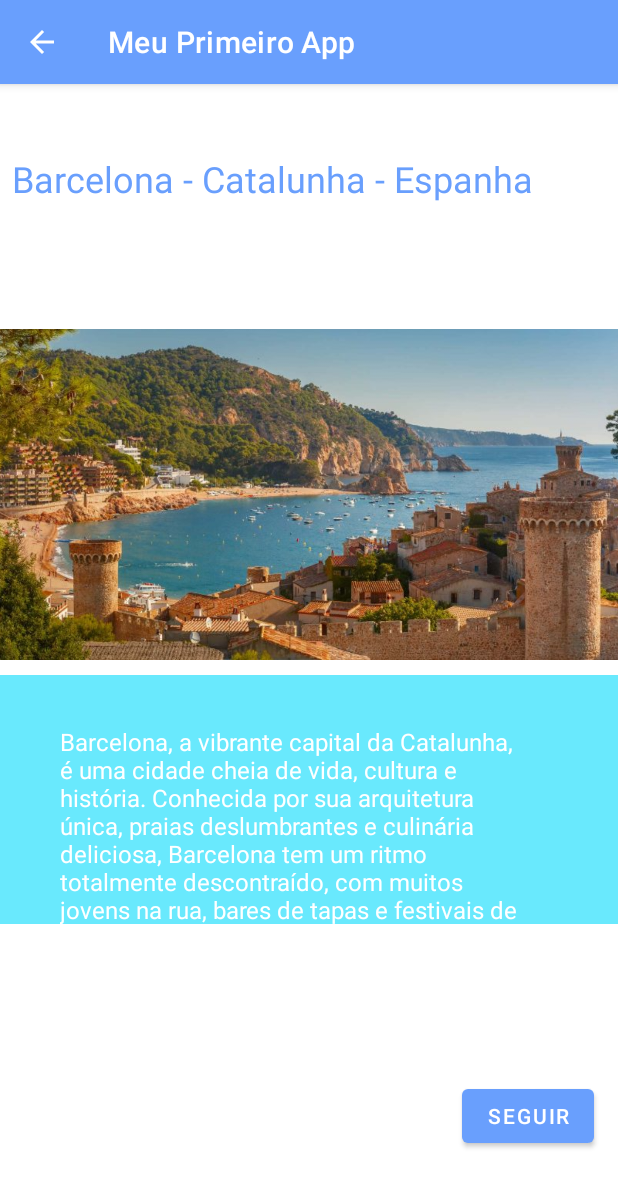
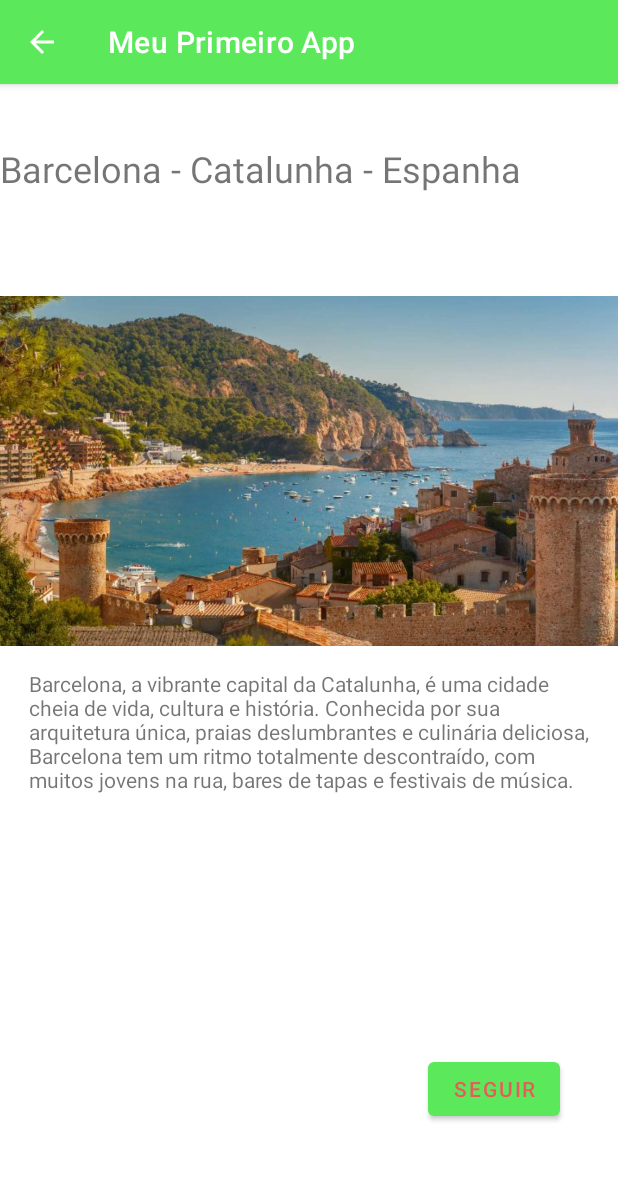
Before and after one commit to YasminTXJ/Tela1PDM, an Android app: the Tela3Activity screen opened directly, with no data from a screen before it, on a phone screen of 412 x 824 dp. Shown: the top 1187 px of the screen. Run offline under Robolectric (Android 15) with nearby library versions, the phone set to English and light mode, and no system bars; Roboto replaces fonts that are not available here.

Commit message:
temas funcionando

```diff
--- a/app/src/main/AndroidManifest.xml
+++ b/app/src/main/AndroidManifest.xml
@@ -8,13 +8,13 @@
         android:label="@string/app_name"
         android:roundIcon="@mipmap/ic_launcher_round"
         android:supportsRtl="true"
-        android:theme="@style/Theme.MeuPrimeiroApp">
+        android:theme="@style/ThemeTri.MeuPrimeiroApp">
         <activity android:name=".BemVindoActivity" android:parentActivityName=".MainActivity">
 
         </activity>
-        <activity android:name=".Tela3" android:parentActivityName=".BemVindoActivity">
+        <activity android:name=".Tela3Activity" android:parentActivityName=".BemVindoActivity">
         </activity>
-        <activity android:name=".Tela4Activity" android:parentActivityName=".Tela3">
+        <activity android:name=".Tela4Activity" android:parentActivityName=".Tela3Activity">
         </activity>
         <activity
             android:name=".MainActivity"
--- a/app/src/main/java/com/example/meuprimeiroapp/BemVindoActivity.kt
+++ b/app/src/main/java/com/example/meuprimeiroapp/BemVindoActivity.kt
@@ -17,13 +17,13 @@ class BemVindoActivity : AppCompatActivity(){
         //Args
         val args = intent.extras
         val nome = args?.getString("nome")
-        //textView.text = "$nome, seja bem vindo a tela 2."
+
         actionBar?.setDisplayHomeAsUpEnabled(true)
 //passagem para a proxima tela
         val btT3= findViewById<Button>(R.id.buttonCont)
         btT3.setOnClickListener {
 
-            val intent = Intent(context, Tela3::class.java)
+            val intent = Intent(context, Tela3Activity::class.java)
             val params = Bundle()
             params.putString("nome", "Alexandre")
             intent.putExtras(params)
--- a/app/src/main/java/com/example/meuprimeiroapp/Tela3.kt
+++ b/app/src/main/java/com/example/meuprimeiroapp/Tela3Activity.kt
@@ -5,10 +5,9 @@ import android.content.Intent
 import android.os.Bundle
 import android.view.MenuItem
 import android.widget.Button
-import android.widget.TextView
 import androidx.appcompat.app.AppCompatActivity
 
-class Tela3 : AppCompatActivity() {
+class Tela3Activity : AppCompatActivity() {
     private val context: Context get() = this
     override fun onCreate(savedInstanceState: Bundle?) {
         super.onCreate(savedInstanceState)
--- a/app/src/main/res/layout/activity_tela3.xml
+++ b/app/src/main/res/layout/activity_tela3.xml
@@ -4,18 +4,15 @@
     xmlns:app="http://schemas.android.com/apk/res-auto"
     android:layout_width="match_parent"
     android:layout_height="match_parent"
-    tools:context=".Tela3">
+    tools:context=".Tela3Activity">
 
     <TextView
         android:id="@+id/textoTela3"
         android:layout_width="387dp"
         android:layout_height="56dp"
-        android:layout_marginStart="8dp"
-        android:layout_marginTop="8dp"
-        android:layout_marginEnd="8dp"
-        android:layout_marginBottom="8dp"
+
         android:text="@string/tbarcelona"
-        android:textColor="@color/cor1"
+
         android:textSize="24sp"
         app:layout_constraintBottom_toBottomOf="parent"
         app:layout_constraintEnd_toEndOf="parent"
@@ -24,23 +21,11 @@
         app:layout_constraintTop_toTopOf="parent"
         app:layout_constraintVertical_bias="0.056" />
 
-    <Button
-        android:id="@+id/buttonCont"
-        android:layout_width="wrap_content"
-        android:layout_height="wrap_content"
-        android:text="@string/butaot2"
-        android:textColor="@color/design_default_color_background"
-        app:layout_constraintBottom_toBottomOf="parent"
-        app:layout_constraintEnd_toEndOf="parent"
-        app:layout_constraintHorizontal_bias="0.95"
-        app:layout_constraintStart_toStartOf="parent"
-        app:layout_constraintTop_toTopOf="parent"
-        app:layout_constraintVertical_bias="0.922" />
 
     <ImageView
         android:id="@+id/imageView3"
-        android:layout_width="422dp"
-        android:layout_height="327dp"
+        android:layout_width="445dp"
+        android:layout_height="264dp"
         app:layout_constraintBottom_toBottomOf="parent"
         app:layout_constraintEnd_toEndOf="parent"
         app:layout_constraintHorizontal_bias="0.545"
@@ -51,21 +36,28 @@
 
     <TextView
         android:id="@+id/textView3"
-        android:layout_width="418dp"
-        android:layout_height="166dp"
-        android:background="@color/cor3"
-        android:paddingLeft="60px"
-        android:paddingTop="50px"
-        android:paddingRight="100px"
+        android:layout_width="376dp"
+        android:layout_height="145dp"
         android:text="@string/detbarcelona"
-        android:textColor="@color/design_default_color_background"
-        android:textSize="16sp"
         app:layout_constraintBottom_toBottomOf="parent"
         app:layout_constraintEnd_toEndOf="parent"
-        app:layout_constraintHorizontal_bias="0.142"
+        app:layout_constraintHorizontal_bias="0.542"
         app:layout_constraintStart_toStartOf="parent"
-        app:layout_constraintTop_toTopOf="parent"
-        app:layout_constraintVertical_bias="0.654"
-        tools:text="@string/detbarcelona" />
+        app:layout_constraintTop_toBottomOf="@+id/imageView3"
+        app:layout_constraintVertical_bias="0.0" />
+
+    <Button
+        android:id="@+id/buttonCont"
+        android:layout_width="wrap_content"
+        android:layout_height="wrap_content"
+        android:layout_marginTop="40dp"
+        android:text="@string/butaot2"
+        app:layout_constraintBottom_toBottomOf="parent"
+        app:layout_constraintEnd_toEndOf="parent"
+        app:layout_constraintHorizontal_bias="0.88"
+        app:layout_constraintStart_toStartOf="parent"
+        app:layout_constraintTop_toBottomOf="@+id/textView3"
+        app:layout_constraintVertical_bias="0.487" />
+
 
 </androidx.constraintlayout.widget.ConstraintLayout>
--- a/app/src/main/res/values/colors.xml
+++ b/app/src/main/res/values/colors.xml
@@ -1,7 +1,31 @@
 <?xml version="1.0" encoding="utf-8"?>
 <resources>
-    <color name="cor3">#69E9FD</color>
+    <!-- ANALOGA -->
+
+    <color name="cor4">#69E9FD</color>
     <color name="cor2">#69fdc7</color>
     <color name="cor1">#699ffd</color>
+    <color name="cor3">#ffffff</color>
+
+<!-- MONOCROMATICO verde-->
+
+    <color name="corm3">#9FFF75</color>
+    <color name="corm2">#626B5E</color>
+    <color name="corm1">#354131</color>
+
+
+    <!-- QUADRATICA verde-->
+
+    <color name="corq3">#D881EB</color>
+    <color name="corq2">#D4EDB2</color>
+    <color name="corq1">#EBC39D</color>
+    <color name="corq4">#938496</color>
+
+
+    <!-- TRIADICA -->
+
+    <color name ="cort3">#e95b5b</color>
+    <color name="cort2">#e9e95b</color>
+    <color name="cort1">#5be95b</color>
 
 </resources>
--- a/app/src/main/res/values/themes.xml
+++ b/app/src/main/res/values/themes.xml
@@ -1,16 +1,78 @@
 <resources xmlns:tools="http://schemas.android.com/tools">
     <!-- Base application theme. -->
+
     <style name="Theme.MeuPrimeiroApp" parent="Theme.MaterialComponents.DayNight.DarkActionBar">
         <!-- Primary brand color. -->
         <item name="colorPrimary">@color/cor1</item>
-        <item name="colorPrimaryVariant">@color/cor2</item>//
-        <item name="colorOnPrimary">@color/cor3</item>//
+        <item name="colorPrimaryVariant">@color/cor2</item>
+         <item name="colorOnPrimary">@color/cor4</item>-->
         <!-- Secondary brand color. -->
         <item name="colorSecondary">@color/cor2</item>
-        <!-- <item name="colorSecondaryVariant">@color/rosa</item>-->
-         <item name="colorOnSecondary">@color/cor3</item>
-      <!-- Status bar color. -->
+        <!--<item name="colorSecondaryVariant">@color/teal_200</item>-->
+        <item name="colorOnSecondary">@color/cor3</item>
+        <!-- Status bar color. -->
         <item name="android:statusBarColor" tools:targetApi="l">?attr/colorPrimaryVariant</item>
         <!-- Customize your theme here. -->
     </style>
+    <style name="ThemeMono.MeuPrimeiroApp" parent="Theme.MaterialComponents.DayNight.DarkActionBar">
+        <!-- Primary brand color. -->
+        <item name="colorPrimary">@color/corm1</item>
+        <item name="colorPrimaryVariant">@color/corm2</item>
+        <item name="colorOnPrimary">@color/corm3</item>-->
+        <!-- Secondary brand color. -->
+        <item name="colorSecondary">@color/corm1</item>
+        <!--<item name="colorSecondaryVariant">@color/teal_200</item>-->
+        <item name="colorOnSecondary">@color/corm3</item>
+        <!-- Status bar color. -->
+        <item name="android:statusBarColor" tools:targetApi="l">@color/corm1</item>
+        <!-- Customize your theme here. -->
+    </style>
+    <style name="ThemeQuad.MeuPrimeiroApp" parent="Theme.MaterialComponents.DayNight.DarkActionBar">
+        <!-- Primary brand color. -->
+        <item name="colorPrimary">@color/corq1</item>
+        <item name="colorPrimaryVariant">@color/corq2</item>
+        <item name="colorOnPrimary">@color/corq3</item>-->
+        <!-- Secondary brand color. -->
+        <item name="colorSecondary">@color/corq4</item>
+        <!--<item name="colorSecondaryVariant">@color/teal_200</item>-->
+        <item name="colorOnSecondary">@color/corq4</item>
+        <!-- Status bar color. -->
+        <item name="android:statusBarColor" tools:targetApi="l">@color/corq4</item>
+        <!-- Customize your theme here. -->
+    </style>
+
+    <style name="ThemeTri.MeuPrimeiroApp" parent="Theme.MaterialComponents.DayNight.DarkActionBar">
+        <!-- Primary brand color. -->
+        <item name="colorPrimary">@color/cort1</item>
+        <item name="colorPrimaryVariant">@color/cort2</item>
+        <item name="colorOnPrimary">@color/cort3</item>-->
+        <!-- Secondary brand color. -->
+        <item name="colorSecondary">@color/cort3</item>
+        <!--<item name="colorSecondaryVariant">@color/teal_200</item>-->
+        <item name="colorOnSecondary">@color/corq1</item>
+        <!-- Status bar color. -->
+        <item name="android:statusBarColor" tools:targetApi="l">@color/cort2</item>
+        <!-- Customize your theme here. -->
+    </style>
+    <!-- MONOCROMATICO verde-->
+    <!--
+    <color name="cor3">#9FFF75</color>
+    <color name="cor2">#626B5E</color>
+    <color name="cor1">#354131</color>
+-->
+
+    <!-- QUADRATICA verde-->
+    <!--
+    <color name="cor3">#D881EB</color>
+    <color name="cor2">#D4EDB2</color>
+    <color name="cor1">#EBC39D</color>
+    <color name="cor4">#938496</color>
+-->
+
+    <!-- TRIADICA -->
+    <!--
+    <color name ="cor3">#e95b5b</color>
+    <color name="cor2">#e9e95b</color>
+    <color name="cor1">#5be95b</color>
+    -->
 </resources>
```
Also changed, not shown: app/src/main/res/layout/activity_bem_vindo.xml (+16 -24 lines), app/src/main/res/layout/activity_main.xml (+25 -31 lines), app/src/main/res/layout/activity_tela4.xml (+20 -25 lines).
